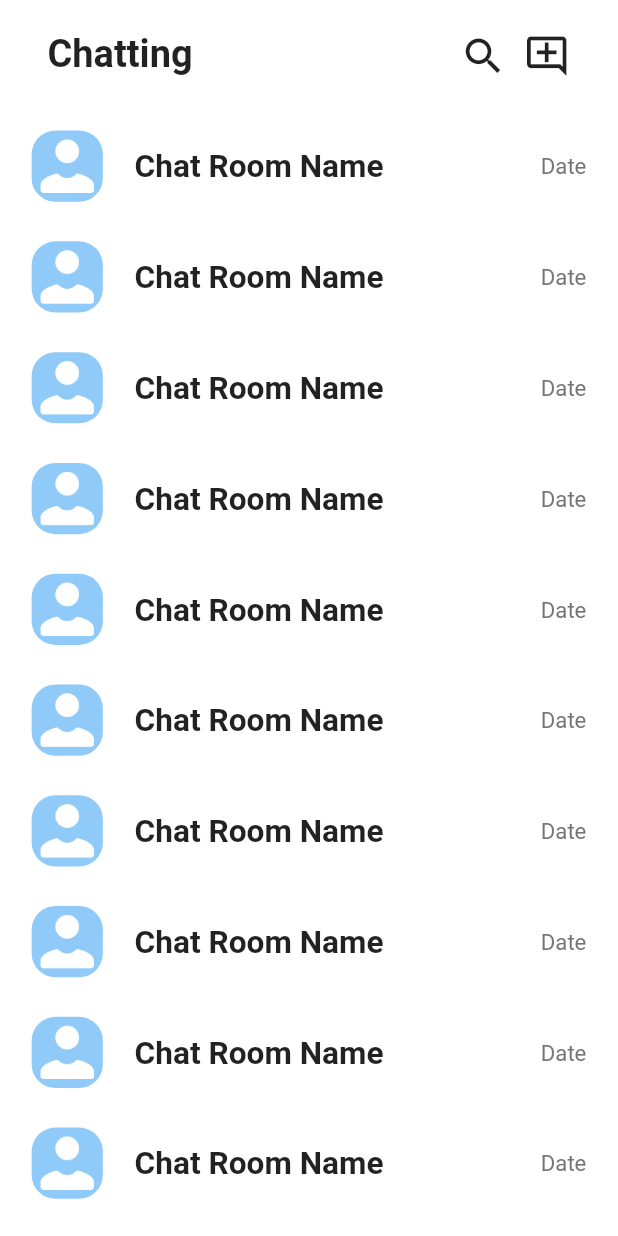
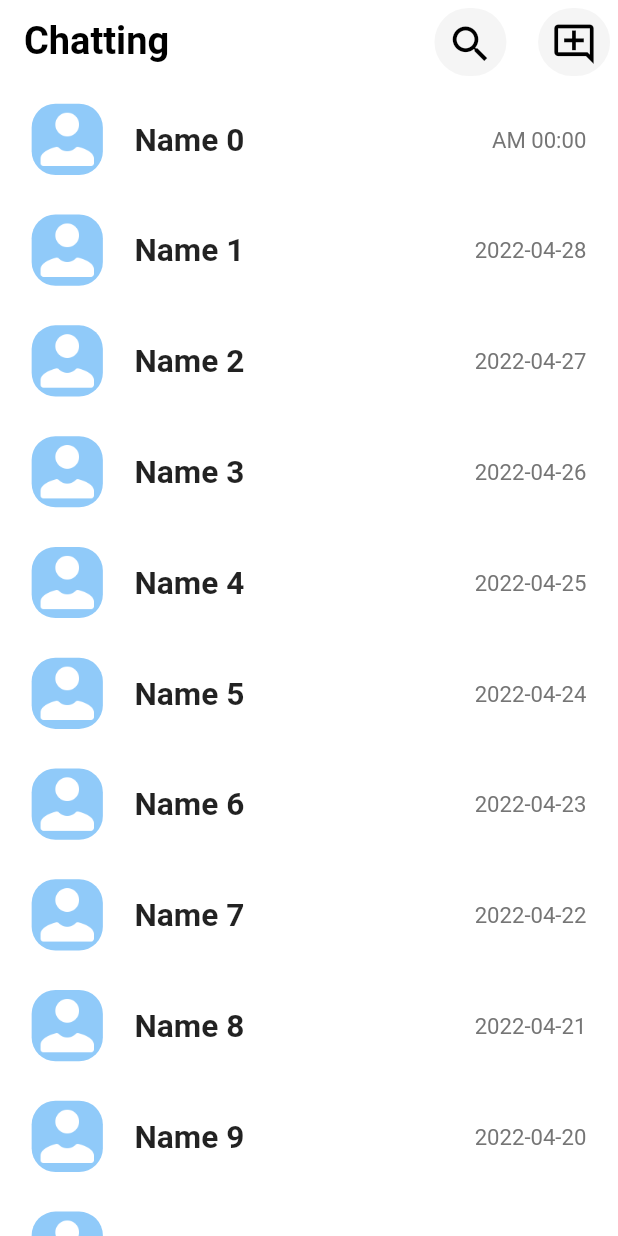
Before and after one commit to Bepo0328/messenger_app, a Flutter app: the screen it shows after launch, on a phone screen of 412 x 824 dp. Run offline on Flutter 3.47's test engine with Material 2 defaults, Android fonts, the phone set to English and light mode, and no system bars; our stand-ins replace get.

Commit message:
Refactor: Format the date time to string
Create formatDateTime method
Add pubspec get, intl
Create custom button widget

```diff
--- a/lib/page/home_page.dart
+++ b/lib/page/home_page.dart
@@ -1,6 +1,6 @@
 import 'package:flutter/material.dart';
 import 'package:messenger_app/utils/utils.dart';
-import 'package:messenger_app/widget/show_chat.dart';
+import 'package:messenger_app/widget/widget.dart';
 
 class HomePage extends StatelessWidget {
   const HomePage({Key? key}) : super(key: key);
@@ -8,59 +8,47 @@ class HomePage extends StatelessWidget {
   @override
   Widget build(BuildContext context) {
     return Scaffold(
-      body: SafeArea(
-        child: Container(
-          color: Colors.white,
-          child: Column(
-            children: [
-              Container(
-                margin: EdgeInsets.symmetric(
-                  vertical: Dimenstions.height20,
-                  horizontal: Dimenstions.width30,
-                ),
-                child: Row(
-                  mainAxisAlignment: MainAxisAlignment.spaceBetween,
-                  children: [
-                    Text(
+      appBar: AppBar(
+        centerTitle: false,
+        backgroundColor: Colors.white,
+        elevation: 0,
+        title: Text(
           'Chatting',
           style: TextStyle(
             fontSize: Dimenstions.font24,
             fontWeight: FontWeight.bold,
+            color: Colors.black,
           ),
         ),
-                    Expanded(
-                      child: Row(
+        actions: [
+          Row(
             mainAxisAlignment: MainAxisAlignment.end,
             children: [
-                          GestureDetector(
-                            onTap: () {
+              CustomButton(
+                onPressed: () {
                   debugPrint('Search icon');
                 },
-                            child: Icon(
-                              Icons.search,
-                              size: Dimenstions.iconSize30,
-                            ),
+                icon: Icons.search,
+                iconSize: Dimenstions.iconSize30,
               ),
               SizedBox(width: Dimenstions.width10),
-                          GestureDetector(
-                            onTap: () {
+              CustomButton(
+                onPressed: () {
                   debugPrint('Add message icon');
                 },
-                            child: Icon(
-                              Icons.add_comment_outlined,
-                              size: Dimenstions.iconSize30,
-                            ),
+                icon: Icons.add_comment_outlined,
+                iconSize: Dimenstions.iconSize30,
               ),
             ],
           ),
-                    ),
         ],
       ),
-              ),
-              Expanded(
+      body: SafeArea(
+        child: Container(
+          color: Colors.white,
           child: SingleChildScrollView(
             child: Column(
-                    children: List.generate(10, (index) {
+              children: List.generate(12, (index) {
                 return GestureDetector(
                   onTap: () {
                     debugPrint('index: $index');
@@ -70,16 +58,16 @@ class HomePage extends StatelessWidget {
                       vertical: Dimenstions.height10 / 2,
                       horizontal: Dimenstions.width20,
                     ),
-                          child: const ShowChatWidget(),
+                    child: ShowChatWidget(
+                      chatRoomName: 'Name $index',
+                      chatRoomDate: DateTime(2022, 4, 29 - index),
+                    ),
                   ),
                 );
               }),
             ),
           ),
         ),
-            ],
-          ),
-        ),
       ),
     );
   }
--- a/lib/utils/dimensions.dart
+++ b/lib/utils/dimensions.dart
@@ -26,4 +26,5 @@ class Dimenstions {
 
   // radius
   static double radius15 = screenHeight / 52.07;
+  static double radius30 = screenHeight / 26.03;
 }
--- /dev/null
+++ b/lib/widget/custom_button.dart
@@ -0,0 +1,32 @@
+import 'package:flutter/material.dart';
+import 'package:messenger_app/utils/utils.dart';
+
+class CustomButton extends StatelessWidget {
+  final Function() onPressed;
+  final IconData icon;
+  final double iconSize;
+
+  const CustomButton({
+    Key? key,
+    required this.onPressed,
+    required this.icon,
+    required this.iconSize,
+  }) : super(key: key);
+
+  @override
+  Widget build(BuildContext context) {
+    return Container(
+      margin: EdgeInsets.all(Dimenstions.height10 / 2),
+      decoration: BoxDecoration(
+        color: Colors.grey[100],
+        borderRadius: BorderRadius.circular(Dimenstions.radius30),
+      ),
+      child: IconButton(
+        onPressed: onPressed,
+        icon: Icon(icon),
+        iconSize: iconSize,
+        color: Colors.black,
+      ),
+    );
+  }
+}
--- a/lib/widget/show_chat.dart
+++ b/lib/widget/show_chat.dart
@@ -1,8 +1,25 @@
 import 'package:flutter/material.dart';
+import 'package:intl/intl.dart';
 import 'package:messenger_app/utils/utils.dart';
 
 class ShowChatWidget extends StatelessWidget {
-  const ShowChatWidget({Key? key}) : super(key: key);
+  final String chatRoomName;
+  final DateTime chatRoomDate;
+
+  const ShowChatWidget({
+    Key? key,
+    required this.chatRoomName,
+    required this.chatRoomDate,
+  }) : super(key: key);
+
+  String formatDateTime(DateTime dateTime) {
+    String nowDate = DateFormat('yyyy-MM-dd').format(DateTime.now());
+    String formatDate = DateFormat('yyyy-MM-dd').format(dateTime);
+    if (formatDate == nowDate) {
+      formatDate = DateFormat('a HH:ss').format(dateTime);
+    }
+    return formatDate;
+  }
 
   @override
   Widget build(BuildContext context) {
@@ -33,14 +50,14 @@ class ShowChatWidget extends StatelessWidget {
                 mainAxisAlignment: MainAxisAlignment.spaceBetween,
                 children: [
                   Text(
-                    'Chat Room Name',
+                    chatRoomName,
                     style: TextStyle(
                       fontSize: Dimenstions.font20,
                       fontWeight: FontWeight.bold,
                     ),
                   ),
                   Text(
-                    'Date',
+                    formatDateTime(chatRoomDate),
                     style: TextStyle(
                       fontSize: Dimenstions.font14,
                       color: Colors.grey[600],
--- a/lib/widget/widget.dart
+++ b/lib/widget/widget.dart
@@ -1 +1,2 @@
 export 'show_chat.dart';
+export 'custom_button.dart';
```
Also changed, not shown: pubspec.yaml (+1 -6 lines), pubspec.lock. Lines whose indentation alone changed are shown as unchanged.
